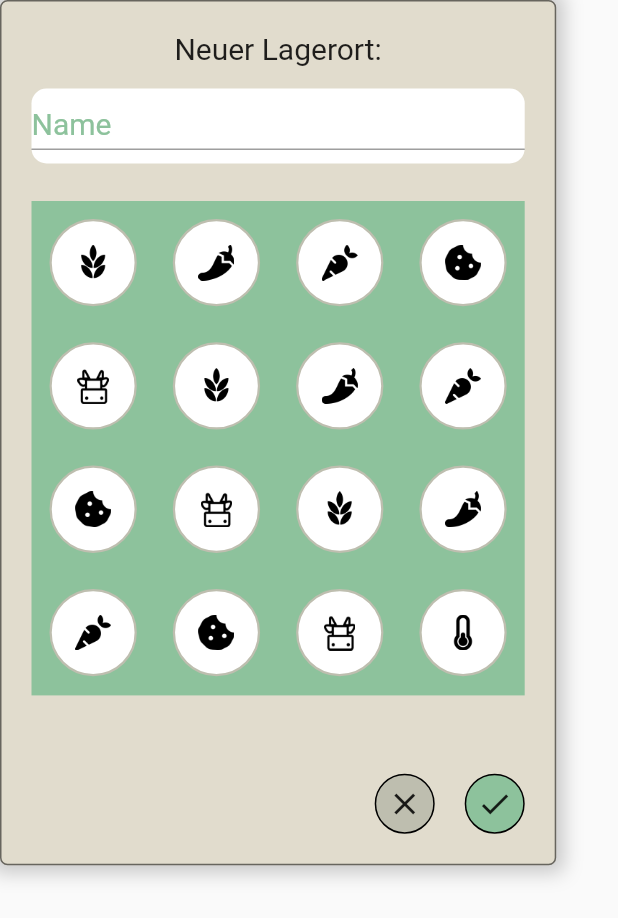
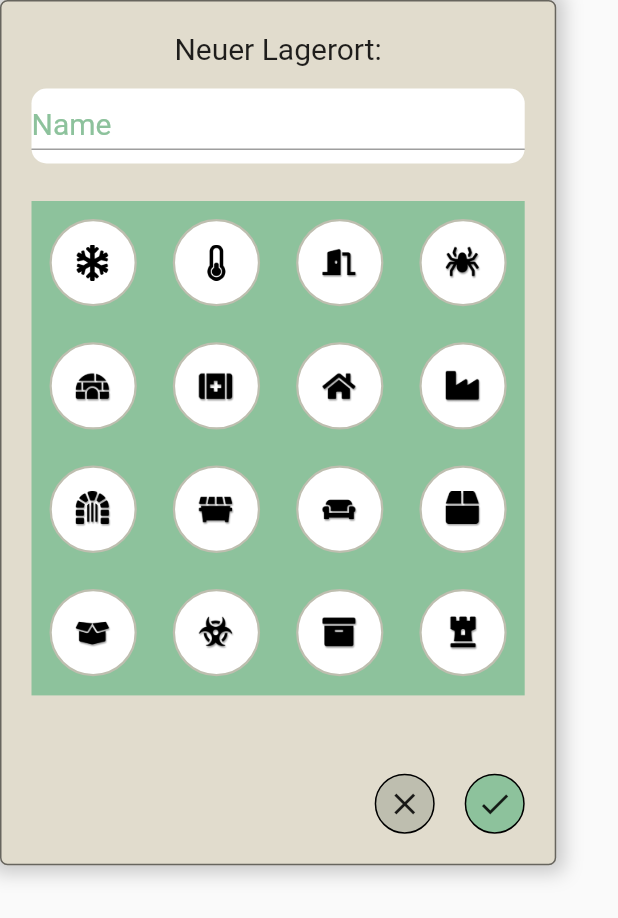
Before and after one commit to tenbuschs/tenki, a Flutter app: the PopupAddLocation widget shown alone on an empty page, opened directly, on a phone screen of 412 x 824 dp. Shown: the top 918 px of the screen. Run offline on Flutter 3.47's test engine with Material 2 defaults, Android fonts, the phone set to English and light mode, and no system bars; our stand-ins replace camera, cloud_firestore, firebase_auth, firebase_core; missing offline and left inert: flutter_barcode_scanner; accounts and stored records are empty.

Commit message:
added icons, updated ui

```diff
--- a/lib/storage_tab.dart
+++ b/lib/storage_tab.dart
@@ -7,6 +7,9 @@ import 'firestore_interface.dart';
 import 'tenki_material/tenki_colors.dart';
 import 'tenki_material/location_items.dart';
 import 'tenki_material/category_items.dart';
+import 'package:flutter/cupertino.dart';
+import 'package:flutter/services.dart';
+
 
 String currentLocation = '';
 
@@ -814,9 +817,10 @@ class _PopupAddLocationState extends State<PopupAddLocation> {
                   top: 9,
                   bottom: 9,
                 ),
-                child: TextField(
+                child:
+                TextField(
                   controller: newLocationController,
-                  textAlign: TextAlign.left,
+                  textAlign: TextAlign.center,
                   decoration: InputDecoration(
                   labelText: 'Name',
                   labelStyle: TextStyle(color: TenkiColor1()),
@@ -828,8 +832,10 @@ class _PopupAddLocationState extends State<PopupAddLocation> {
                 ),
                 cursorColor: TenkiColor4(),
                   style: const TextStyle(
-                    fontSize: 20,
-                  ),
+                    fontSize: 20,),
+                    inputFormatters: [FilteringTextInputFormatter.allow(RegExp(r'[a-zA-ZÄÖÜäöüß ]')
+                    ),
+                  ],
                 ),
               ),
               const SizedBox(height: 25.0),
--- a/lib/tenki_material/location_items.dart
+++ b/lib/tenki_material/location_items.dart
@@ -3,22 +3,22 @@ import 'tenki_icons.dart';
 
 
 List<Widget> locationIcons = [
-  TenkiIcons.grain(),
-  TenkiIcons.chili(),
-  TenkiIcons.carot(),
-  TenkiIcons.cookie(),
-  TenkiIcons.cow(),
-  TenkiIcons.grain(),
-  TenkiIcons.chili(),
-  TenkiIcons.carot(),
-  TenkiIcons.cookie(),
-  TenkiIcons.cow(),
-  TenkiIcons.grain(),
-  TenkiIcons.chili(),
-  TenkiIcons.carot(),
-  TenkiIcons.cookie(),
-  TenkiIcons.cow(),
+  TenkiIcons.frosty(),
   TenkiIcons.thermometer(),
+  TenkiIcons.door(),
+  TenkiIcons.spider(),
+  TenkiIcons.igloo(),
+  TenkiIcons.medical(),
+  TenkiIcons.house(),
+  TenkiIcons.factory(),
+  TenkiIcons.dungeon(),
+  TenkiIcons.bin(),
+  TenkiIcons.couch(),
+  TenkiIcons.box(),
+  TenkiIcons.box_open(),
+  TenkiIcons.biohazard(),
+  TenkiIcons.archive(),
+  TenkiIcons.chesss_rook(),
 ];
 
 class LocationIcons{
@@ -56,7 +56,7 @@ class LocationIcons{
       case 14:
         return TenkiIcons.archive(size:size, color: color);
       case 15:
-        return TenkiIcons.chess_rook(size:size, color: color);
+        return TenkiIcons.chesss_rook(size:size, color: color);
       case 16:
         return TenkiIcons.add(size: size, color: color);
       default:
--- a/lib/tenki_material/tenki_icons.dart
+++ b/lib/tenki_material/tenki_icons.dart
@@ -132,6 +132,65 @@ class TenkiIcons {
     return _buildIcon('wine', size, color);
   }
 
+  static Widget door({double size = 24, Color color = Colors.black}) {
+    return _buildIcon('door', size, color);
+  }
+
+  static Widget spider({double size = 24, Color color = Colors.black}) {
+    return _buildIcon('spider', size, color);
+  }
+
+  static Widget igloo({double size = 24, Color color = Colors.black}) {
+    return _buildIcon('igloo', size, color);
+  }
+
+  static Widget medical({double size = 24, Color color = Colors.black}) {
+    return _buildIcon('medical', size, color);
+  }
+
+  static Widget house({double size = 24, Color color = Colors.black}) {
+    return _buildIcon('house', size, color);
+  }
+
+  static Widget factory({double size = 24, Color color = Colors.black}) {
+    return _buildIcon('factory', size, color);
+  }
+
+  static Widget dungeon({double size = 24, Color color = Colors.black}) {
+    return _buildIcon('dungeon', size, color);
+  }
+
+  static Widget bin({double size = 24, Color color = Colors.black}) {
+    return _buildIcon('bin', size, color);
+  }
+
+  static Widget couch({double size = 24, Color color = Colors.black}) {
+    return _buildIcon('couch', size, color);
+  }
+
+  static Widget box({double size = 24, Color color = Colors.black}) {
+    return _buildIcon('box', size, color);
+  }
+
+  static Widget box_open({double size = 24, Color color = Colors.black}) {
+    return _buildIcon('box_open', size, color);
+  }
+
+  static Widget biohazard({double size = 24, Color color = Colors.black}) {
+    return _buildIcon('biohazard', size, color);
+  }
+
+  static Widget archive({double size = 24, Color color = Colors.black}) {
+    return _buildIcon('archive', size, color);
+  }
+
+  static Widget chesss_rook({double size = 24, Color color = Colors.black}) {
+    return _buildIcon('chesss_rook', size, color);
+  }
+
+
+
+
   // method to build a icon
   static Widget _buildIcon(String iconName, double size, Color color) {
     return Center(
```
